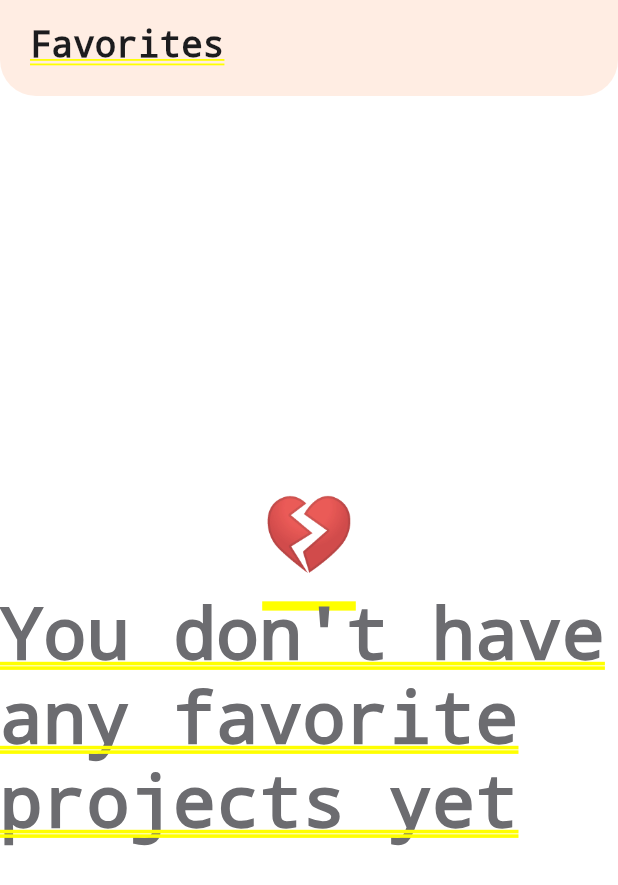
After one commit to AngieB18/RyzeAI, a Flutter app: the HomePage screen opened by its route, after a tap on "❤️", on a phone screen of 412 x 824 dp. The commit adds this screen. Shown: the top 885 px of the screen. Run offline on Flutter 3.47's test engine with Material 3 defaults, Android fonts, the phone set to English and light mode, and no system bars; our stand-ins replace bloc, equatable, image_picker, permission_handler, shared_preferences, speech_to_text and 1 more; accounts and stored records are empty.

Commit message:
fix branches

```diff
--- /dev/null
+++ b/lib/presentation/features/favorites/screens/favorites_screen.dart
@@ -0,0 +1,125 @@
+import 'package:flutter/material.dart';
+import 'package:supabase_flutter/supabase_flutter.dart';
+import '../../../../core/constants/app_colors.dart';
+import '../../../../core/services/type_room/type_room_service.dart';
+import '../../../../generated/l10n.dart';
+import '../../projects/screens/project_detail_screen.dart';
+import '../widgets/widgets_favorites.dart';
+
+class FavoritesScreen extends StatefulWidget {
+  const FavoritesScreen({super.key});
+
+  @override
+  State<FavoritesScreen> createState() => _FavoritesScreenState();
+}
+
+class _FavoritesScreenState extends State<FavoritesScreen> {
+  final _supabase = Supabase.instance.client;
+  List<Map<String, dynamic>> _rooms = [];
+
+  @override
+  void initState() {
+    super.initState();
+    _loadRooms();
+  }
+
+  Future<void> _loadRooms() async {
+    try {
+      final rooms = await TypeRoomService.getTypeRooms();
+      if (mounted) {
+        setState(() {
+          _rooms = rooms;
+        });
+      }
+    } catch (e) {
+      debugPrint('Error loading rooms: $e');
+    }
+  }
+
+  Future<List<Map<String, dynamic>>> _fetchFavoriteProjects() async {
+    final userId = _supabase.auth.currentUser?.id;
+    if (userId == null) return [];
+
+    final response = await _supabase
+        .from('projects')
+        .select()
+        .eq('user_id', userId)
+        .eq('is_favorite', true)
+        .order('created_at', ascending: false);
+
+    return List<Map<String, dynamic>>.from(response);
+  }
+
+  Future<void> _removeFavorite(String projectId) async {
+    try {
+      await _supabase
+          .from('projects')
+          .update({'is_favorite': false})
+          .eq('id', projectId);
+
+      if (mounted) {
+        setState(() {});
+      }
+    } catch (e) {
+      debugPrint('Error removing favorite: $e');
+    }
+  }
+
+  @override
+  Widget build(BuildContext context) {
+    final strings = S.of(context);
+
+    return SafeArea(
+      child: Column(
+        crossAxisAlignment: CrossAxisAlignment.start,
+        children: [
+          FavoritesHeader(strings: strings),
+          Expanded(
+            child: FutureBuilder<List<Map<String, dynamic>>>(
+              future: _fetchFavoriteProjects(),
+              builder: (context, snapshot) {
+                if (snapshot.connectionState == ConnectionState.waiting) {
+                  return const Center(child: CircularProgressIndicator());
+                }
+
+                if (snapshot.hasError) {
+                  return Center(
+                    child: Text(strings.projects_error_generic),
+                  );
+                }
+
+                final projects = snapshot.data ?? [];
+
+                if (projects.isEmpty) {
+                  return FavoritesEmptyState(strings: strings);
+                }
+
+                return ListView.builder(
+                  padding: const EdgeInsets.all(20),
+                  itemCount: projects.length,
+                  itemBuilder: (ctx, i) {
+                    final project = projects[i];
+                    return FavoriteProjectItem(
+                      project: project,
+                      strings: strings,
+                      rooms: _rooms,
+                      onRemoveFavorite: _removeFavorite,
+                      onTap: () {
+                        Navigator.push(
+                          context,
+                          MaterialPageRoute(
+                            builder: (_) => ProjectDetailScreen(project: project),
+                          ),
+                        );
+                      },
+                    );
+                  },
+                );
+              },
+            ),
+          ),
+        ],
+      ),
+    );
+  }
+}
--- a/lib/presentation/features/home/screens/home_screen.dart
+++ b/lib/presentation/features/home/screens/home_screen.dart
@@ -109,7 +109,7 @@ class _HomeScreenState extends State<HomeScreen> {
     try {
       final projects = await _supabase
           .from('projects')
-          .select('id, user_id, name, room, status, created_at, updated_at, is_favorite, public_state')
+          .select('id, user_id, name_projects, id_type_room, created_at, updated_at, is_favorite, public_state, generated_image_url, original_image_url')
           .eq('user_id', userId)
           .order('created_at', ascending: false);
 
@@ -178,16 +178,7 @@ class _HomeScreenState extends State<HomeScreen> {
     return null;
   }
 
-  Color _getStatusColor(String status) {
-    switch (status.toLowerCase()) {
-      case 'completed':
-        return AppColors.passwordStrong;
-      case 'in progress':
-        return AppColors.passwordMedium;
-      default:
-        return AppColors.darkTextSecondary;
-    }
-  }
+
 
   String _formatDate(String isoDate) {
     try {
@@ -287,6 +278,7 @@ class _HomeScreenState extends State<HomeScreen> {
                     children: [
                       Expanded(
                         child: HomeStatCard(
+                          emoji: AppEmojis.defaultRoom,
                           title: translations.projects,
                           value: _loadingStats ? '—' : '$_projectCount',
                           subtitle: _projectSubtitle(translations),
@@ -300,7 +292,7 @@ class _HomeScreenState extends State<HomeScreen> {
                             await Navigator.push(
                               context,
                               MaterialPageRoute(
-                                builder: (_) => const MyFavoritesScreen(),
+                                builder: (_) => const FavoritesScreen(),
                               ),
                             );
                             _loadStats();
@@ -312,6 +304,16 @@ class _HomeScreenState extends State<HomeScreen> {
                             subtitle: _favoritesSubtitle(translations),
                             subtitleColor: AppColors.primary,
                           ),
+                        ),
+                      ),
+                      const SizedBox(width: 12),
+                      Expanded(
+                        child: HomeStatCard(
+                          emoji: AppEmojis.publicProject,
+                          title: translations.home_stat_public_label,
+                          value: _loadingStats ? '—' : '$_publicCount',
+                          subtitle: translations.home_stat_published,
+                          subtitleColor: AppColors.passwordMedium,
                         ),
                       ),
                     ],
@@ -326,23 +328,18 @@ class _HomeScreenState extends State<HomeScreen> {
                   if (_loadingStats)
                     const Center(child: CircularProgressIndicator())
                   else if (_recentProjects.isEmpty)
-                    Padding(
-                      padding: const EdgeInsets.symmetric(vertical: 8),
-                      child: Text(
-                        'No tienes proyectos aún.',
-                        style: TextStyle(color: AppColors.darkTextSecondary),
-                      ),
-                    )
+                    HomeEmptyProjects(strings: translations)
                   else
                     ..._recentProjects.map((project) {
-                      final status = project['status'] ?? 'Draft';
                       return HomeProjectItem(
-                        icon: AppEmojis.getRoom(project['room'] ?? ''),
-                        name: project['name'] ?? 'Untitled',
+                        icon: AppEmojis.getRoom(project['id_type_room']?.toString() ?? ''),
+                        name: project['name_projects'] ?? 'Untitled',
                         time: project['created_at'] != null
                             ? _formatDate(project['created_at'])
                             : '',
-                        statusColor: _getStatusColor(status),
+                        imageUrl: project['generated_image_url'] ?? project['original_image_url'],
+                        isPublic: project['public_state'] == true,
+                        isFavorite: project['is_favorite'] == true,
                       );
                     }),
 
--- a/lib/presentation/features/publications/screens/publications_screen.dart
+++ b/lib/presentation/features/publications/screens/publications_screen.dart
@@ -210,7 +210,7 @@ class _PublicationsScreenState extends State<PublicationsScreen> {
                     await Navigator.push(
                       context,
                       MaterialPageRoute(
-                        builder: (_) => const MyFavoritesScreen(),
+                        builder: (_) => const FavoritesScreen(),
                       ),
                     );
                     _loadLikes();
--- a/pubspec.yaml
+++ b/pubspec.yaml
@@ -47,6 +47,8 @@ dependencies:
   # voz a texto
   speech_to_text: ^7.0.0
   permission_handler: ^11.3.0
+  flutter_bloc: ^8.1.3
+  equatable: ^2.0.5
 
 dev_dependencies:
   flutter_test:
```
Also changed, not shown: lib/presentation/features/favorites/widgets/widgets_favorites.dart (added, +184 -0 lines), pubspec.lock.
